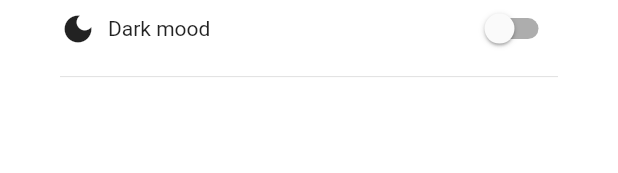
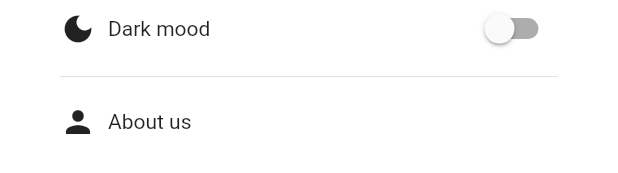
Before and after one commit to mahdinaghikhanii/coinStats, a Flutter app: the DialogSettingScreans widget shown alone on an empty page, opened directly, on a phone screen of 412 x 824 dp. Shown: the part 530-703 px from the top of the screen. Run offline on Flutter 3.47's test engine with Material 2 defaults, Android fonts, the phone set to English and light mode, and no system bars; our stand-ins replace cached_network_image, dio, flutter_svg, shared_preferences, syncfusion_flutter_charts; accounts and stored records are empty.

```diff
--- a/lib/theme/configtheme.dart
+++ b/lib/theme/configtheme.dart
@@ -34,7 +34,7 @@ class ConfigTheme {
               fontSize: Constans.fontButtonSisze),
           caption:
               TextStyle(fontSize: 20, color: isDarkTheme ? kwhite : kblack),
-          headlineLarge: TextStyle(
+          headlineLarge: const TextStyle(
               fontWeight: FontWeight.bold, fontSize: 20, color: korange),
           headline5: TextStyle(
               fontWeight: FontWeight.bold,
--- a/lib/views/dialog/dialogsetting_screans.dart
+++ b/lib/views/dialog/dialogsetting_screans.dart
@@ -30,6 +30,7 @@ class DialogSettingScreans extends StatelessWidget {
                     color: appProvider.brightness ? kblack : kwhite),
                 padding: const EdgeInsets.fromLTRB(20, 50, 20, 20),
                 child: Column(
+                  crossAxisAlignment: CrossAxisAlignment.start,
                   children: [
                     Padding(
                       padding: const EdgeInsets.only(top: 10),
@@ -55,7 +56,24 @@ class DialogSettingScreans extends StatelessWidget {
                         ],
                       )),
                     ),
-                    const Divider()
+                    const Divider(),
+                    InkWell(
+                      splashColor: Colors.red,
+                      onTap: () {},
+                      child: Padding(
+                        padding: const EdgeInsets.only(top: 10),
+                        child: Row(
+                          children: [
+                            Icon(Icons.person),
+                            SizedBox(
+                              width: 8,
+                            ),
+                            Text('About us'),
+                            Spacer(),
+                          ],
+                        ),
+                      ),
+                    )
                   ],
                 ),
               ),
```
Also changed, not shown: lib/views/widgets/coin_list_widgets.dart (+3 -4 lines).
